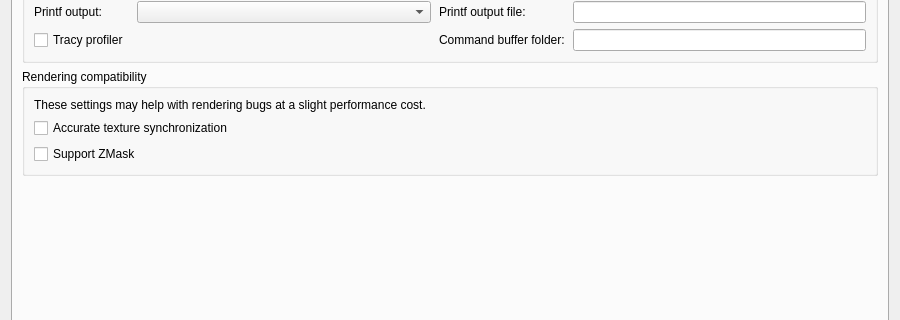
This is src/launcher/forms/configuration_edit_dialog.ui in VohminV/-KytyPS5- as Qt 5 draws it before an edit; both pictures show x 0 to 900 and y 154 to 474 of the 900 by 677 pixel window. The edited form follows.
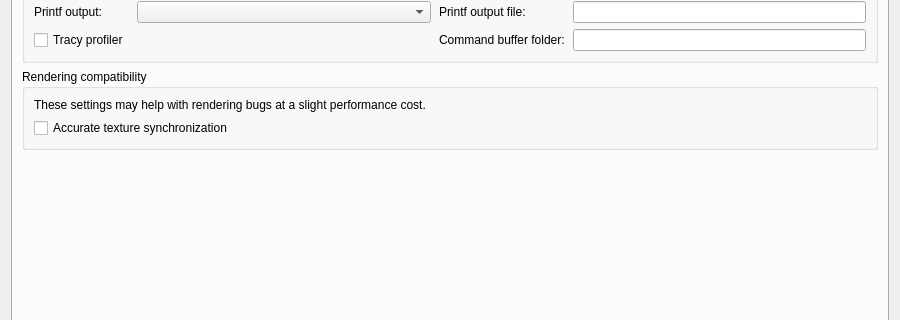
This is the edited form. The open tabs and pages were chosen to show the change. Custom widgets are drawn as their Qt base class.

Commit message: revert HTile lifetime changes and opt-in ZMask support

```diff
--- a/src/launcher/forms/configuration_edit_dialog.ui
+++ b/src/launcher/forms/configuration_edit_dialog.ui
@@ -493,12 +493,6 @@
             <property name="text"><string>Accurate texture synchronization</string></property>
            </widget>
           </item>
-          <item>
-           <widget class="QCheckBox" name="checkBox_support_zmask">
-            <property name="toolTip"><string>Can restore missing geometry (High on Life 2).</string></property>
-            <property name="text"><string>Support ZMask</string></property>
-           </widget>
-          </item>
          </layout>
         </widget>
        </item>
```
The commit also changes 10 other files.
